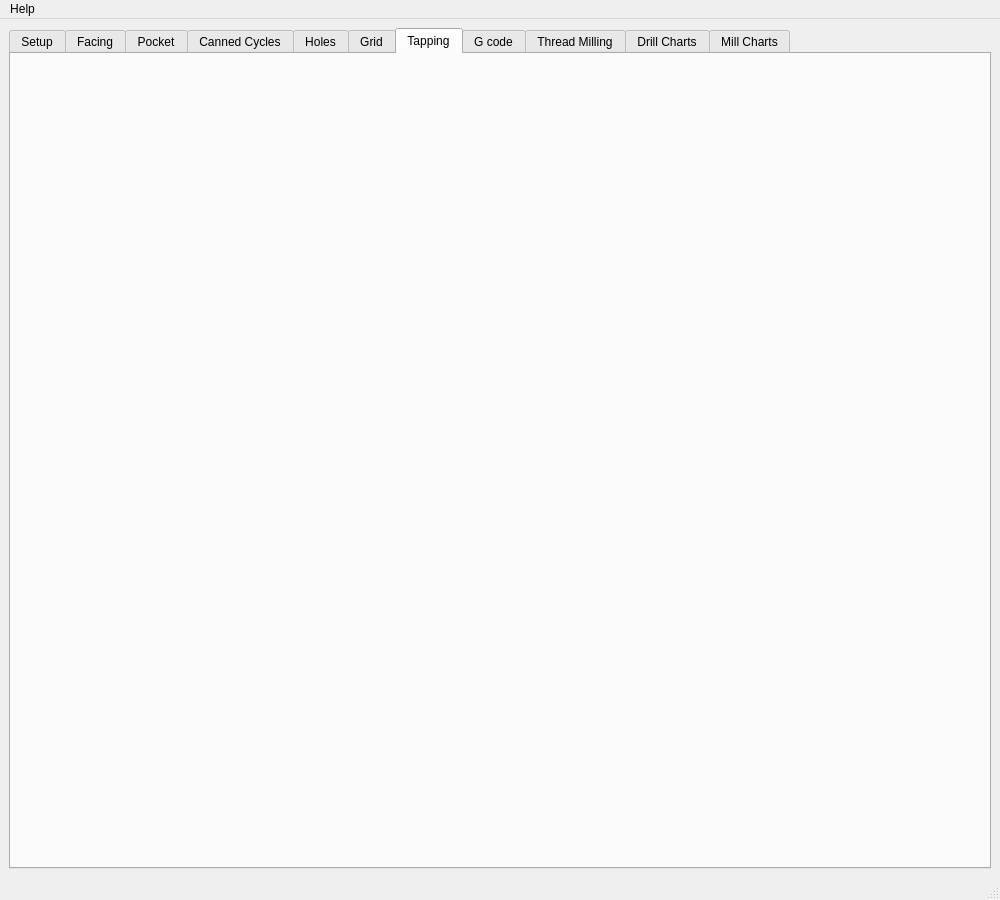
First picture: the form in gcode/src/gcode.ui, repository jethornton/gcode, before the edit.
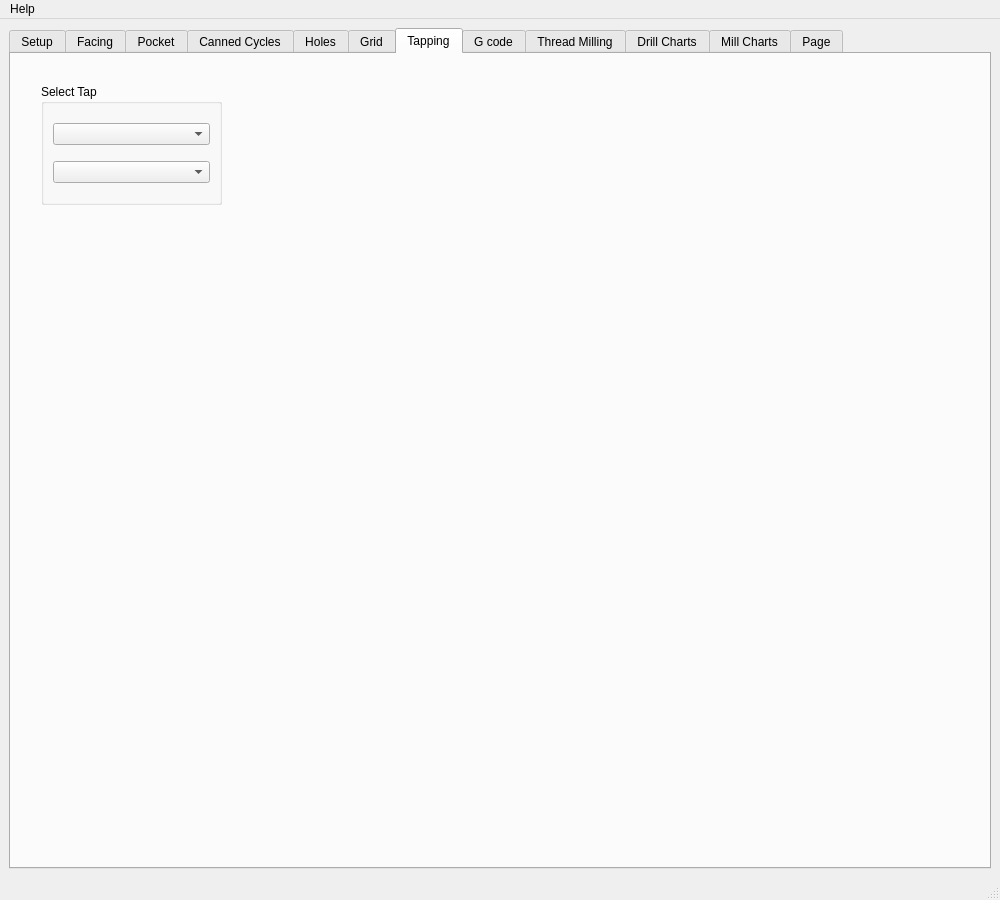
Second picture: the form after the edit. The open tabs and pages were chosen to show the change.

Commit message: fix saving preferences to strip newlines

```diff
--- a/gcode/src/gcode.ui
+++ b/gcode/src/gcode.ui
@@ -1959,6 +1959,27 @@
        <attribute name="title">
         <string>Tapping</string>
        </attribute>
+       <widget class="QGroupBox" name="groupBox_33">
+        <property name="geometry">
+         <rect>
+          <x>30</x>
+          <y>30</y>
+          <width>181</width>
+          <height>121</height>
+         </rect>
+        </property>
+        <property name="title">
+         <string>Select Tap</string>
+        </property>
+        <layout class="QGridLayout" name="gridLayout_42">
+         <item row="0" column="0">
+          <widget class="QComboBox" name="tapTypeCB"/>
+         </item>
+         <item row="1" column="0">
+          <widget class="QComboBox" name="comboBox_2"/>
+         </item>
+        </layout>
+       </widget>
       </widget>
       <widget class="QWidget" name="tab_20">
        <attribute name="title">
@@ -2616,6 +2637,31 @@
         </layout>
        </widget>
       </widget>
+      <widget class="QWidget" name="tab_21">
+       <attribute name="title">
+        <string>Page</string>
+       </attribute>
+       <widget class="QPlainTextEdit" name="plainTextEdit">
+        <property name="geometry">
+         <rect>
+          <x>210</x>
+          <y>350</y>
+          <width>431</width>
+          <height>331</height>
+         </rect>
+        </property>
+        <property name="font">
+         <font>
+          <family>Courier</family>
+         </font>
+        </property>
+        <property name="plainText">
+         <string>thosee	test
+slj	test
+l	sldfjf</string>
+        </property>
+       </widget>
+      </widget>
      </widget>
     </item>
    </layout>
```
Left out of the diff: 8 changed lines with no effect on the pictures. The commit also changes 2 other files.
